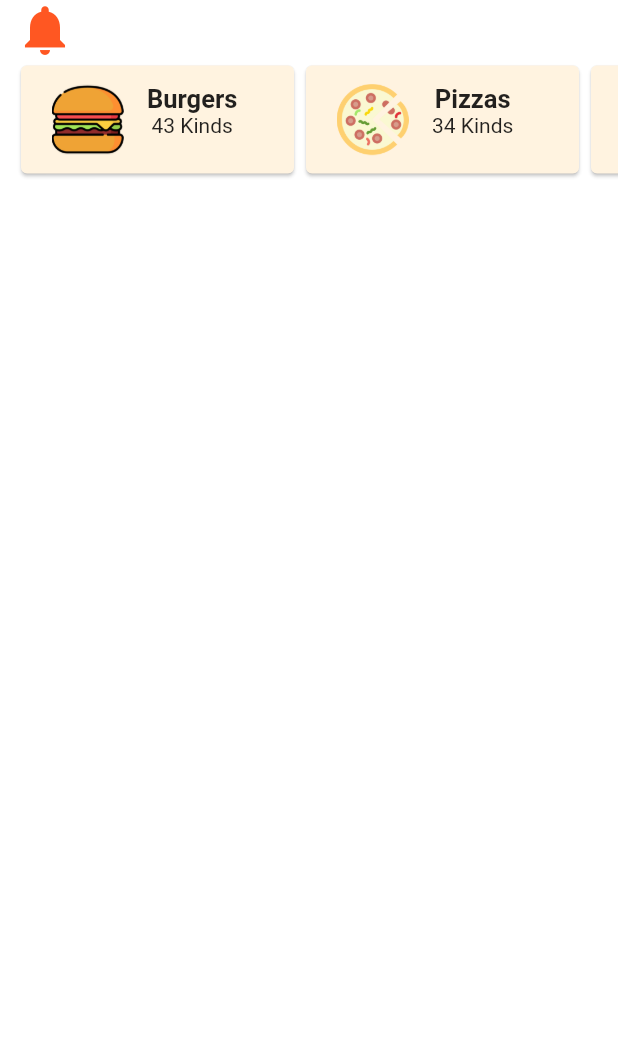
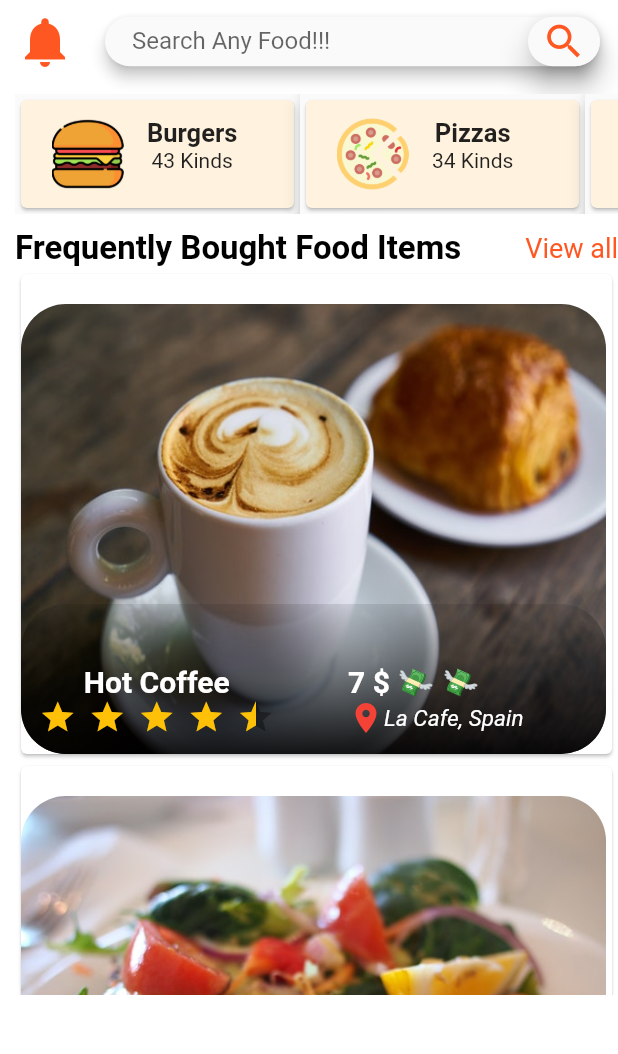
Before and after one commit to SyedMuhammadMuhid/RoadRunners, a Flutter app: the screen it shows after launch, on a phone screen of 412 x 824 dp, the part 158-1212 px from its top. Run offline on Flutter 3.47's test engine with Material 2 defaults, Android fonts, the phone set to English and light mode, and no system bars; drawn by our look-alikes of flutter_rating_bar.

Commit message:
more addition

```diff
--- a/lib/src/app.dart
+++ b/lib/src/app.dart
@@ -1,5 +1,5 @@
 import 'package:flutter/material.dart';
-import 'package:roadrunners/src/home.dart';
+import 'file:///C:/Users/hp/AndroidStudioProjects/roadrunners/lib/src/widgets/home.dart';
 
 class MyApp extends StatelessWidget {
   // This widget is the root of your application.
--- a/lib/src/data/category_data.dart
+++ b/lib/src/data/category_data.dart
@@ -1,5 +1,6 @@
 import 'package:flutter/material.dart';
 import 'package:roadrunners/src/models/Category_model.dart';
+import 'package:roadrunners/src/models/Frequent_food_model.dart';
 
 final categories=[
   CategoryModel( categoryName: 'Burgers', categoryImagePath:'assets/burger.png', numberOfItems: 43),
@@ -12,3 +13,11 @@ final categories=[
 
 
 ];
+final frequently_bought_food_data=[
+  FrequentFoodModel(foodName: 'Hot Coffee', categoryImagePath: 'assets/breakfast.jpeg', money: 7, moneyLevel:'💸 💸', location: 'La Cafe, Spain', rating: 4.5),
+  FrequentFoodModel(foodName: 'Chicken Steak', categoryImagePath: 'assets/lunch.jpeg', money: 25, moneyLevel:'💸 💸 💸', location: 'La Luna, Spain', rating: 4.5),
+  FrequentFoodModel(foodName: 'Cheese Pizza', categoryImagePath: 'assets/pizza_bg.jpg', money: 9, moneyLevel:'💸 💸', location: 'La Fieasta, Spain', rating: 4.5),
+  FrequentFoodModel(foodName: 'Muffin coco', categoryImagePath: 'assets/muffins.jpg', money: 3, moneyLevel:'💸 ', location: 'Sweet Shop, Spain', rating: 4.5),
+  FrequentFoodModel(foodName: 'Filled Donuts', categoryImagePath: 'assets/donuts.jpg', money: 4, moneyLevel:'💸 ', location: 'Dounkin Donuts, Spain', rating: 4.5)
+
+];
--- a/lib/src/home.dart
+++ /dev/null
@@ -1,23 +0,0 @@
-import 'package:flutter/cupertino.dart';
-import 'package:flutter/material.dart';
-import 'package:roadrunners/main.dart';
-import 'package:roadrunners/src/widgets/food_category.dart';
-import 'package:roadrunners/src/widgets/home_top_info.dart';
-class Home extends StatefulWidget {
-  @override
-  _HomeState createState() => _HomeState();
-}
-
-class _HomeState extends State<Home> {
-  @override
-  Widget build(BuildContext context) {
-    return Scaffold(
-      backgroundColor: Colors.white,
-      body: ListView(
-        padding: EdgeInsets.fromLTRB(10,25,0,0),
-        children: <Widget>[
-                 HomeTopInfo(),
-          FoodCategory()
-    ]),);
-  }
-}
--- /dev/null
+++ b/lib/src/models/Frequent_food_model.dart
@@ -0,0 +1,12 @@
+import 'package:flutter/material.dart';
+
+class FrequentFoodModel{
+  final String foodName;
+  final String categoryImagePath;
+  final int money;
+  final String moneyLevel;
+  final String location;
+  final double rating;
+  FrequentFoodModel({this.foodName,this.categoryImagePath, this.money, this.moneyLevel, this.location, this.rating});
+
+}
--- a/lib/src/widgets/food_card.dart
+++ b/lib/src/widgets/food_card.dart
@@ -12,6 +12,8 @@ int numberOfItems;
     return Container(
 
       width: 190,
+      child: Material(
+        elevation: 5,
         child: Card(
           color: Colors.orange[50],
           child: Padding(
@@ -32,6 +34,7 @@ int numberOfItems;
             ),
           ),
         ),
+      ),
     );
   }
 }
--- a/lib/src/widgets/food_category.dart
+++ b/lib/src/widgets/food_category.dart
@@ -15,7 +15,6 @@ class FoodCategory extends StatelessWidget {
     height: 80,
         child:
       ListView.builder(
-
       itemCount: _categories.length,
       scrollDirection: Axis.horizontal,
       itemBuilder: (BuildContext context, int index){
--- /dev/null
+++ b/lib/src/widgets/frequent_food_card.dart
@@ -0,0 +1,106 @@
+import 'package:flutter/material.dart';
+import 'package:flutter/animation.dart';
+import 'package:flutter/material.dart';
+import 'package:flutter_rating_bar/flutter_rating_bar.dart';
+
+class FrequentFoodCard extends StatelessWidget {
+
+   String foodName;
+   String categoryImagePath;
+   int money;
+   String moneyLevel;
+   String location;
+   double rating;
+
+  FrequentFoodCard({this.foodName, this.categoryImagePath, this.money, this.moneyLevel, this.location,this.rating});
+  @override
+  Widget build(BuildContext context) {
+    return Card(
+      child: Container(
+        margin: EdgeInsets.only(top: 20),
+        child: Stack(children:<Widget>[
+          Container(
+              height: 300,
+              width: 390,
+              decoration:BoxDecoration(
+                  borderRadius: BorderRadius.circular(30),
+                  image:DecorationImage(
+                    image: AssetImage(categoryImagePath),
+                    fit: BoxFit. fill,)
+              ) ),
+          Positioned(
+            left: 0.0,
+            bottom: 0.0,
+            child: Container(
+              height: 100,
+              width: 390,
+              decoration: BoxDecoration(
+                  borderRadius: BorderRadius.circular(30),
+                  gradient: LinearGradient(
+                    colors: [
+                      Colors.black.withOpacity(0.9),Colors.black87.withOpacity(0.1)
+                    ],
+
+                    begin: Alignment.bottomCenter,
+                    end: Alignment.topCenter,
+
+                  )
+              ),
+            ),
+          ),
+          Row(
+            children: <Widget>[
+
+              Column(
+
+                children: <Widget>[
+                  Padding(
+                    padding: const EdgeInsets.fromLTRB(8.0,240,0,0),
+                    child: Text(foodName, style: TextStyle( color: Colors.white, fontSize: 20, fontWeight: FontWeight.bold),),
+                  ),
+                  Padding(
+                    padding: const EdgeInsets.fromLTRB(8.0,0,0,0),
+                    child: RatingBar(
+                      itemSize: 25,
+                      initialRating:rating,
+                      minRating: 1,
+                      direction: Axis.horizontal,
+                      allowHalfRating: true,
+                      itemCount: 5,
+                      itemPadding: EdgeInsets.symmetric(horizontal: 4.0),
+                      itemBuilder: (context, _) => Icon(
+                        Icons.star,
+                        color: Colors.amber,
+                      ),
+/*onRatingUpdate: (rating) {
+              print(rating);
+            }*/
+                    ),
+                  ),
+
+                ],),
+
+              Padding(
+                padding: const EdgeInsets.fromLTRB(45,240,0,0),
+                child: Column(
+                  crossAxisAlignment: CrossAxisAlignment.start,
+                  children: [
+                    Text('$money \$ $moneyLevel', style: TextStyle( color: Colors.white, fontSize: 20, fontWeight: FontWeight.bold),),
+                    Row(
+                      children: [
+                        Expanded(flex: 0,child: Icon( Icons.location_on, color: Colors.red,)),
+                        Flexible(flex: 0,child: Text(location, style: TextStyle( color: Colors.white, fontSize: 15, fontStyle: FontStyle.italic))),
+                      ],
+                    ),
+                  ],
+                ),
+              ),
+
+
+            ],
+          )
+        ]),
+      ),
+    );
+  }
+}
--- /dev/null
+++ b/lib/src/widgets/frequently_bought_foods.dart
@@ -0,0 +1,44 @@
+import 'package:flutter/animation.dart';
+import 'package:flutter/material.dart';
+import 'package:flutter_rating_bar/flutter_rating_bar.dart';
+import 'package:roadrunners/src/data/category_data.dart';
+import 'package:roadrunners/src/models/Category_model.dart';
+import 'package:roadrunners/src/models/Frequent_food_model.dart';
+import 'package:roadrunners/src/widgets/food_card.dart';
+import 'package:roadrunners/src/widgets/frequent_food_card.dart';
+
+class FrequentlyBoughtFoods extends StatefulWidget {
+  @override
+  _FrequentlyBoughtFoodsState createState() => _FrequentlyBoughtFoodsState();
+}
+
+class _FrequentlyBoughtFoodsState extends State<FrequentlyBoughtFoods> {
+  final List<FrequentFoodModel> _frequent_foods= frequently_bought_food_data;
+ // final List<CategoryModel> _categories= categories;
+  @override
+  Widget build(BuildContext context) {
+    print(_frequent_foods.length);
+    return Container(
+      width: 100,
+      height: MediaQuery.of(context).size.height/1.7,
+      child: ListView.builder(
+        physics: BouncingScrollPhysics(),
+        itemCount:_frequent_foods.length,
+       // itemCount: _categories.length,
+        scrollDirection: Axis.vertical,
+        itemBuilder: (BuildContext context, int index){
+          return FrequentFoodCard(
+              foodName:  _frequent_foods[index].foodName,
+              categoryImagePath: _frequent_foods[index].categoryImagePath,
+              money: _frequent_foods[index].money,
+              moneyLevel: _frequent_foods[index].moneyLevel,
+              location: _frequent_foods[index].location,
+              rating: _frequent_foods[index].rating
+          );
+
+        },
+      ),
+    );
+
+  }
+}
--- /dev/null
+++ b/lib/src/widgets/home.dart
@@ -0,0 +1,39 @@
+import 'package:flutter/cupertino.dart';
+import 'package:flutter/material.dart';
+import 'package:roadrunners/main.dart';
+import 'package:roadrunners/src/widgets/food_category.dart';
+import 'package:roadrunners/src/widgets/frequently_bought_foods.dart';
+import 'package:roadrunners/src/widgets/home_top_info.dart';
+import 'package:roadrunners/src/widgets/search_field.dart';
+class Home extends StatefulWidget {
+  @override
+  _HomeState createState() => _HomeState();
+}
+
+class _HomeState extends State<Home> {
+  @override
+  Widget build(BuildContext context) {
+    return Scaffold(
+      backgroundColor: Colors.white,
+      body: ListView(
+        padding: EdgeInsets.fromLTRB(10,25,0,0),
+        children: <Widget>[
+                 HomeTopInfo(),
+                 SizedBox(height: 15,),
+                 FoodCategory(),
+                 SizedBox(height: 10,),
+                 Row(
+                   mainAxisAlignment: MainAxisAlignment.spaceBetween,
+                   children: <Widget>[
+                   Text('Frequently Bought Food Items', style: TextStyle( color: Colors.black, fontSize: 22, fontWeight: FontWeight.bold),),
+                   GestureDetector(onTap: (){},
+                       child: Text('View all', style: TextStyle( color: Theme.of(context).primaryColor, fontSize: 18,), )),
+                 ],),
+
+                 Container(
+                   child: FrequentlyBoughtFoods(),
+                 ),
+
+    ]),);
+  }
+}
--- a/lib/src/widgets/home_top_info.dart
+++ b/lib/src/widgets/home_top_info.dart
@@ -1,4 +1,5 @@
 import 'package:flutter/material.dart';
+import 'package:roadrunners/src/widgets/search_field.dart';
 
 class HomeTopInfo extends StatelessWidget {
   @override
@@ -23,7 +24,16 @@ class HomeTopInfo extends StatelessWidget {
               width: 160,
             ),
           ],),
-        Icon(Icons.notifications, color: Theme.of(context).primaryColor ,size: 40,),
+        SizedBox(height: 8,),
+        Row(
+          children:<Widget> [
+            Icon(Icons.notifications, color: Theme.of(context).primaryColor ,size: 40,),
+            SizedBox(width: 20,),
+           Container(height: 33, width: 330, child: SearchField()),
+
+
+          ],
+        ),
       ],
     ));
   }
--- a/lib/src/widgets/search_field.dart
+++ b/lib/src/widgets/search_field.dart
@@ -0,0 +1,23 @@
+import 'package:flutter/material.dart';
+
+class SearchField extends StatelessWidget {
+  @override
+  Widget build(BuildContext context) {
+    return Material(
+      elevation: 4,
+      borderRadius: BorderRadius.circular(30),
+
+      child: TextField(
+        decoration: InputDecoration(
+          contentPadding: EdgeInsets.symmetric(horizontal:18 , vertical:11 ),
+          fillColor: Colors.white,
+           suffixIcon: Material(elevation: 8,
+               borderRadius: BorderRadius.circular(30),
+               child: Icon(Icons.search, size: 30,color: Theme.of(context).primaryColor,)),
+          hintText: 'Search Any Food!!!',
+          border: InputBorder.none
+        ),
+      ),
+    );
+  }
+}
--- a/pubspec.yaml
+++ b/pubspec.yaml
@@ -24,6 +24,7 @@ dependencies:
   flutter:
     sdk: flutter
   provider: ^4.3.2+2
+  flutter_rating_bar: ^3.0.1+1
 
 
   # The following adds the Cupertino Icons font to your application.
```
Also changed, not shown: assets/donuts.jpg (added), assets/muffins.jpg (added), assets/pizza_bg.jpg (added), pubspec.lock. Lines whose indentation alone changed are shown as unchanged.
